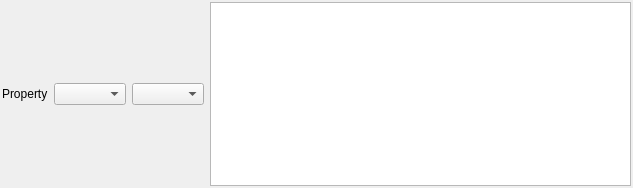
Before: the Qt Designer form Source/SVWidgetsLib/FilterParameterWidgets/UI_Files/PhaseTypeSelectionWidget.ui in BlueQuartzSoftware/SIMPL, drawn with Qt 5.
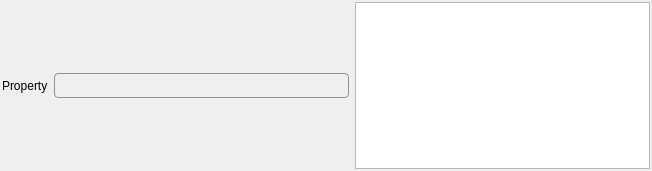
After: the same form once the commit is applied. Icons and pictures are not drawn.

Commit message: Fixing various bugs related to the way widgets preflight and display their data array paths.

```diff
--- a/Source/SVWidgetsLib/FilterParameterWidgets/UI_Files/PhaseTypeSelectionWidget.ui
+++ b/Source/SVWidgetsLib/FilterParameterWidgets/UI_Files/PhaseTypeSelectionWidget.ui
@@ -6,8 +6,8 @@
    <rect>
     <x>0</x>
     <y>0</y>
-    <width>633</width>
-    <height>188</height>
+    <width>652</width>
+    <height>171</height>
    </rect>
   </property>
   <layout class="QHBoxLayout" name="horizontalLayout">
@@ -31,16 +31,81 @@
     </widget>
    </item>
    <item>
-    <widget class="QComboBox" name="dataContainerCombo">
-     <property name="sizeAdjustPolicy">
-      <enum>QComboBox::AdjustToContents</enum>
+    <widget class="QPushButton" name="m_SelectedAttributeMatrixPath">
+     <property name="sizePolicy">
+      <sizepolicy hsizetype="Expanding" vsizetype="Fixed">
+       <horstretch>0</horstretch>
+       <verstretch>0</verstretch>
+      </sizepolicy>
      </property>
-    </widget>
-   </item>
-   <item>
-    <widget class="QComboBox" name="attributeMatrixCombo">
-     <property name="sizeAdjustPolicy">
-      <enum>QComboBox::AdjustToContents</enum>
+     <property name="maximumSize">
+      <size>
+       <width>16777215</width>
+       <height>16777215</height>
+      </size>
+     </property>
+     <property name="font">
+      <font>
+       <pointsize>12</pointsize>
+      </font>
+     </property>
+     <property name="styleSheet">
+      <string notr="true">QPushButton { /* all types of tool button */
+    border: 1px solid #8f8f91;
+    border-radius: 4px;
+    background-color: qlineargradient(x1: 0, y1: 0, x2: 0, y2: 1,
+                                      stop: 0 #DDDDDD, stop: 1 #FFFFFF);
+	font-size: 12pt;
+	padding-left: 16px;
+	padding-right: 4px;
+	padding-top: 2px;
+	padding-bottom: 2px;
+}
+
+QPushButton::menu-indicator {
+   /*  image: url(menu_indicator.png); */
+    subcontrol-origin: padding;
+    subcontrol-position:  left; /* */
+}
+
+QPushButton::menu-indicator:pressed, QPushButton::menu-indicator:open
+{
+    position: relative;
+    /*  top: 2px; left: 2px; shift the arrow by 2 px */
+}
+
+QPushButton:pressed
+{
+    background-color: qlineargradient(x1: 0, y1: 0, x2: 0, y2: 1,
+                                      stop: 0 #AAAAFF, stop: 1 #FFFFFF);
+}
+
+QPushButton:flat 
+{
+    border: none; /* no border for a flat push button */
+}
+
+QPushButton:hover
+{
+	border: 1px solid #8f8f91;
+	border-radius: 4px;
+}
+</string>
+     </property>
+     <property name="text">
+      <string notr="true"/>
+     </property>
+     <property name="iconSize">
+      <size>
+       <width>2</width>
+       <height>2</height>
+      </size>
+     </property>
+     <property name="shortcut">
+      <string>Ctrl+S</string>
+     </property>
+     <property name="flat">
+      <bool>false</bool>
      </property>
     </widget>
    </item>
```
The commit also changes 14 other files.
